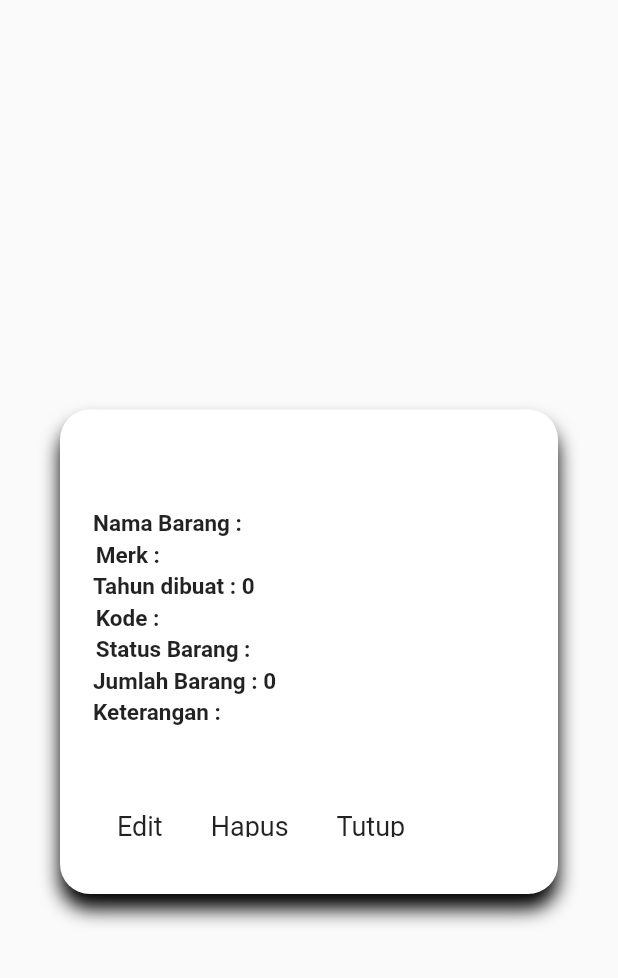
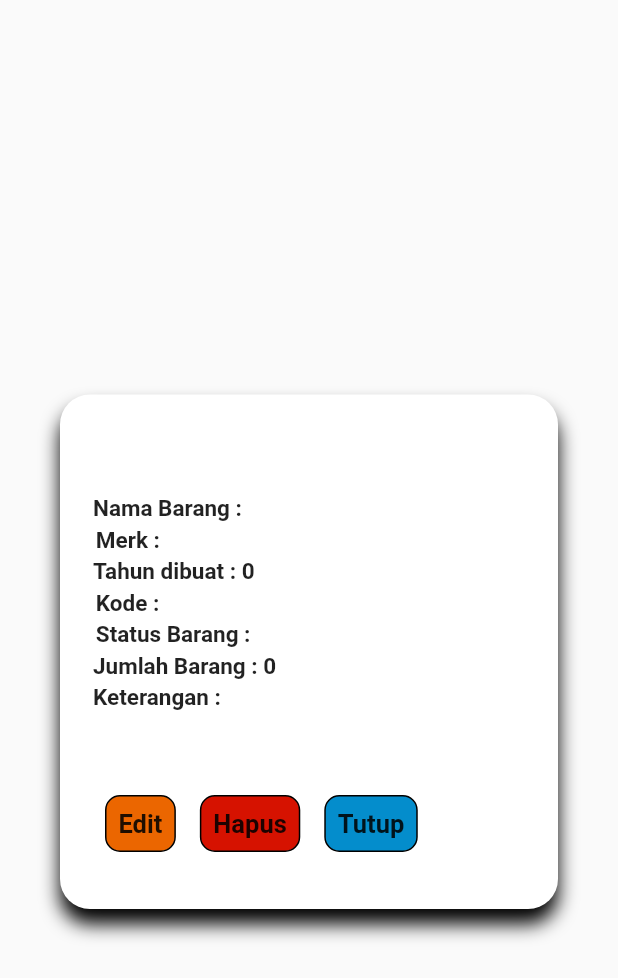
Before and after one commit to reza173040113/inventory, a Flutter app: the CustomDialogBox widget shown alone on an empty page, opened directly with empty values, on a phone screen of 412 x 824 dp. Shown: the top 978 px of the screen. Run offline on Flutter 3.47's test engine with Material 2 defaults, Android fonts, the phone set to English and light mode, and no system bars; our stand-ins replace cloud_firestore, firebase_auth, firebase_core, fluttertoast, image_gallery_saver, qr_flutter and 1 more; missing offline and left inert: barcode_scan; accounts and stored records are empty.

Commit message:
button color

```diff
--- a/lib/widget/customDialog.dart
+++ b/lib/widget/customDialog.dart
@@ -154,7 +154,7 @@ class _CustomDialogBoxState extends State<CustomDialogBox> {
                   height: 22,
                 ),
                 Container(
-                  height: 50,
+                  height: 70,
                   // margin: EdgeInsets.all(8.0),
                   // padding: EdgeInsets.all(8.0),
                   child: Expanded(
@@ -185,10 +185,16 @@ class _CustomDialogBoxState extends State<CustomDialogBox> {
                           child: Container(
                               margin: EdgeInsets.all(8.0),
                               padding: EdgeInsets.all(8.0),
+                              decoration: BoxDecoration(
+                                  color: Color.fromRGBO(235, 102, 0, 1),
+                                  border: Border.all(),
+                                  borderRadius: BorderRadius.circular(10)),
+
                               // color: Colors.orange,
                               child: Text(
                                 "Edit",
-                                style: TextStyle(fontSize: 18),
+                                style: TextStyle(
+                                    fontSize: 17, fontWeight: FontWeight.bold),
                               )),
                         ),
                         GestureDetector(
@@ -249,11 +255,16 @@ class _CustomDialogBoxState extends State<CustomDialogBox> {
                             );
                           },
                           child: Container(
+                              decoration: BoxDecoration(
+                                  border: Border.all(),
+                                  color: Color.fromRGBO(214, 18, 0, 1),
+                                  borderRadius: BorderRadius.circular(10)),
                               margin: EdgeInsets.all(8.0),
                               padding: EdgeInsets.all(8.0),
                               child: Text(
                                 "Hapus",
-                                style: TextStyle(fontSize: 18),
+                                style: TextStyle(
+                                    fontSize: 17, fontWeight: FontWeight.bold),
                               )),
                         ),
                         GestureDetector(
@@ -261,11 +272,16 @@ class _CustomDialogBoxState extends State<CustomDialogBox> {
                             Navigator.of(context).pop();
                           },
                           child: Container(
+                              decoration: BoxDecoration(
+                                  color: Color.fromRGBO(4, 141, 204, 1),
+                                  border: Border.all(),
+                                  borderRadius: BorderRadius.circular(10)),
                               margin: EdgeInsets.all(8.0),
                               padding: EdgeInsets.all(8.0),
                               child: Text(
                                 "Tutup",
-                                style: TextStyle(fontSize: 18),
+                                style: TextStyle(
+                                    fontSize: 17, fontWeight: FontWeight.bold),
                               )),
                         ),
                       ],
```
